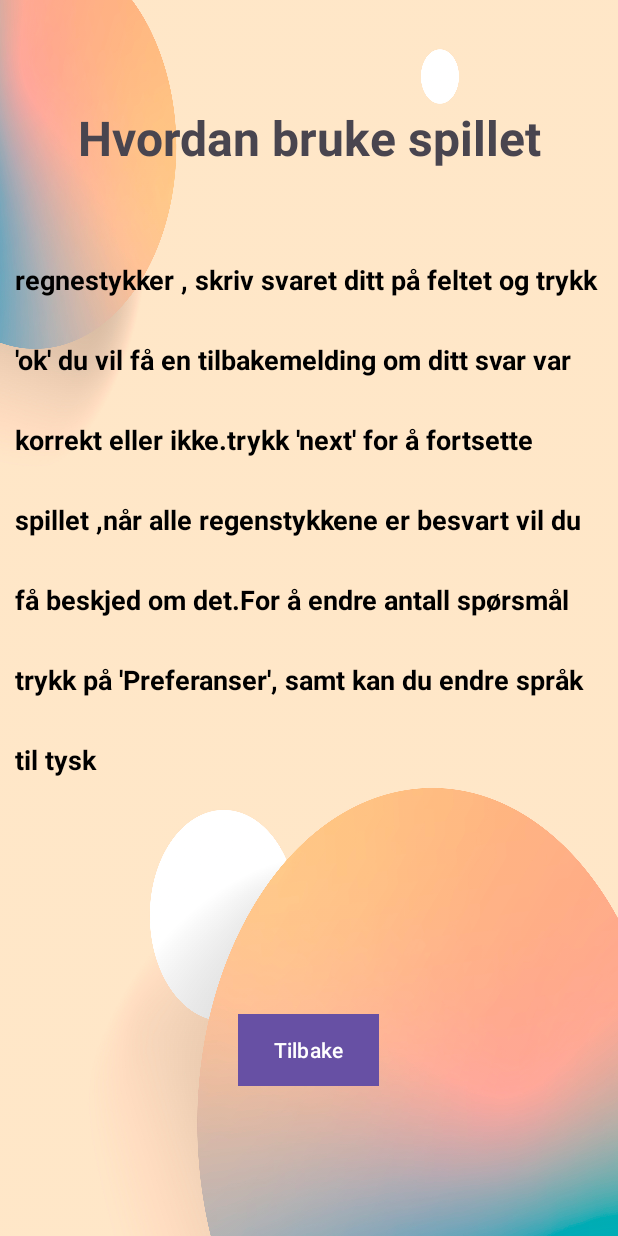
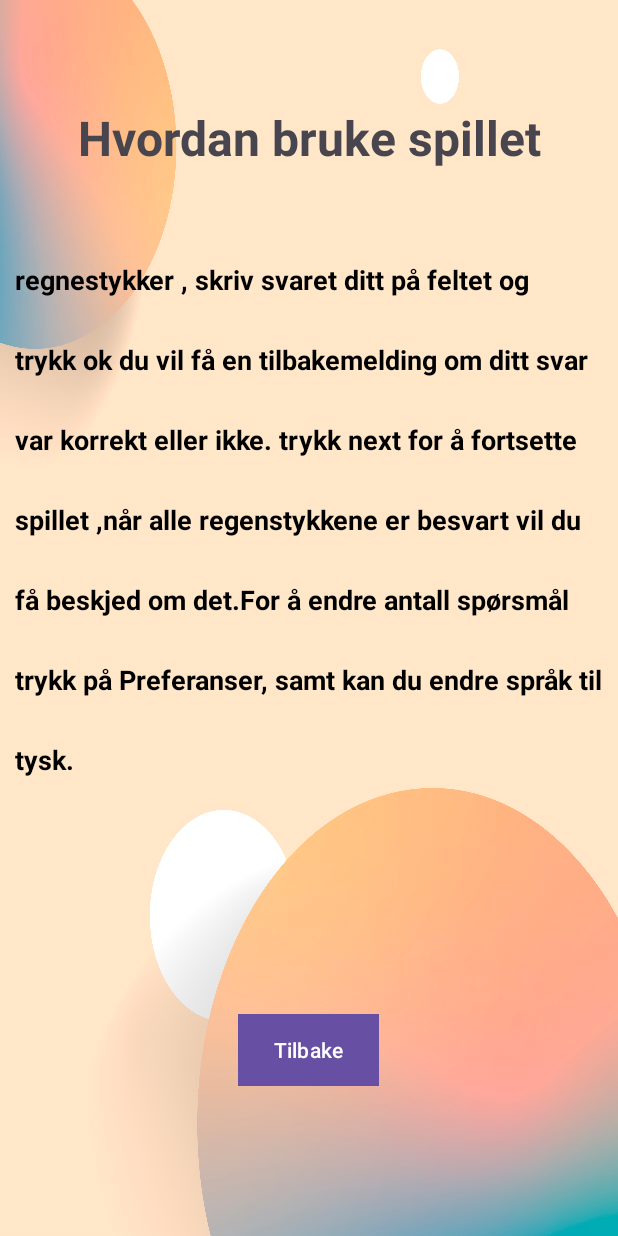
Before and after one commit to Latifa-Ajram/Spill, an Android app: the Omspill screen opened directly, with no data from a screen before it, on a phone screen of 412 x 824 dp. Run offline under Robolectric (Android 15) with nearby library versions, the phone set to English and light mode, and no system bars.

Commit message:
lagt inn landscape mode på omspill og litt strings fiks i
+ arrays oppdatert + tok bort svensk som valg i språket,

```diff
--- a/app/src/main/java/com/example/project1/Omspill.java
+++ b/app/src/main/java/com/example/project1/Omspill.java
@@ -25,14 +25,9 @@ public class Omspill extends AppCompatActivity {
         omspill = findViewById(R.id.textViewOmspill);
 
 
-                regler.setText("Hvordan bruke spillet");
+                regler.setText(getString(R.string.Hvordan_bruke_spillet));
 
-                String om = " " +
-                        "I dette spillet får du opp 5 tilfeldige regnestykker , skriv svaret ditt på " +
-                        "feltet og trykk 'ok' du vil få en tilbakemelding om ditt svar var korrekt eller ikke." +
-                        "trykk 'next' for å fortsette spillet ,når alle regenstykkene er besvart vil du få beskjed om det." +
-                        "For å endre antall spørsmål trykk på 'Preferanser', samt kan du endre språk til tysk ";
-                omspill.setText(" "+ om);
+                omspill.setText(getString(R.string.Hvordan_bruke_spillet_beskrivelse));
 
         Button AvbrytButton = findViewById(R.id.buttonAvbryt);
 
--- /dev/null
+++ b/app/src/main/res/layout-land/activity_omspill.xml
@@ -0,0 +1,63 @@
+<?xml version="1.0" encoding="utf-8"?>
+<RelativeLayout xmlns:android="http://schemas.android.com/apk/res/android"
+    xmlns:tools="http://schemas.android.com/tools"
+    android:layout_width="match_parent"
+    android:layout_height="match_parent"
+    android:background="@drawable/backgrunn_omspill"
+    tools:context=".Omspill">
+
+    <LinearLayout
+        android:id="@+id/topLayout"
+        android:layout_width="match_parent"
+        android:layout_height="wrap_content"
+        android:orientation="vertical"
+        android:layout_alignParentTop="true">
+
+        <TextView
+            android:id="@+id/textViewRegel"
+            android:layout_width="wrap_content"
+            android:layout_height="wrap_content"
+            android:layout_gravity="center"
+            android:layout_margin="10dp"
+            android:text="@string/Hvordan_bruke_spillet"
+            android:gravity="center"
+            android:padding="10dp"
+            android:textSize="32sp"
+            android:textStyle="bold"/>
+    </LinearLayout>
+
+    <LinearLayout
+        android:id="@+id/middleLayout"
+        android:layout_width="match_parent"
+        android:layout_height="wrap_content"
+        android:layout_centerVertical="true"
+        android:orientation="vertical">
+
+        <TextView
+            android:id="@+id/textViewOmspill"
+            android:layout_width="match_parent"
+            android:layout_height="275dp"
+            android:layout_gravity="center"
+            android:layout_margin="10dp"
+            android:layout_marginBottom="100dp"
+            android:background="@android:color/transparent"
+            android:gravity="center_horizontal"
+            android:lineSpacingExtra="32dp"
+            android:padding="40dp"
+            android:text="@string/Hvordan_bruke_spillet_beskrivelse"
+            android:textColor="@color/black"
+            android:textSize="18sp"
+            android:textStyle="bold" />
+    </LinearLayout>
+
+    <Button
+        android:id="@+id/buttonAvbryt"
+        android:layout_width="wrap_content"
+        android:layout_height="wrap_content"
+        android:layout_centerHorizontal="true"
+        android:layout_alignParentBottom="true"
+        android:layout_marginBottom="16dp"
+        android:background="@color/design_default_color_secondary_variant"
+        android:text="@string/tilbake" />
+
+</RelativeLayout>
--- a/app/src/main/res/values/strings.xml
+++ b/app/src/main/res/values/strings.xml
@@ -15,9 +15,11 @@
 
 
 
-    <!-- Strenger for hint og tekstvisning -->
+    <!-- Strenger for  tekstvisning -->
     <string name="hint_answer">Please Write Your Answer Here</string>
     <string name="default_text_view_text">TextView</string>
+    <string name="Hvordan_bruke_spillet">Hvordan bruke spillet</string>
+    <string name="Hvordan_bruke_spillet_beskrivelse"><![CDATA[I dette spillet får du opp 5 tilfeldige regnestykker , skriv svaret ditt på feltet og trykk ok du vil få en tilbakemelding om ditt svar var korrekt eller ikke. trykk next for å fortsette spillet ,når alle regenstykkene er besvart vil du få beskjed om det.For å endre antall spørsmål trykk på Preferanser, samt kan du endre språk til tysk.]]></string>
 
     <!-- Strenger for tallknappene -->
     <string name="button_0">0</string>
@@ -54,7 +56,6 @@
 
     <string name="norsk">Norsk</string>
     <string name="tysk">Tysk</string>
-    <string name="svensk">Svensk</string>
 
     <string name="no">no</string>
     <string name="de">de</string>
```
Also changed, not shown: app/src/main/java/com/example/project1/Preferanse.java (+0 -10 lines), app/src/main/res/layout-land/activity_preferanse.xml (+1 -8 lines), app/src/main/res/layout/activity_preferanse.xml (+1 -8 lines), app/src/main/res/values/arrays.xml (+30 -30 lines), 2 other files.
